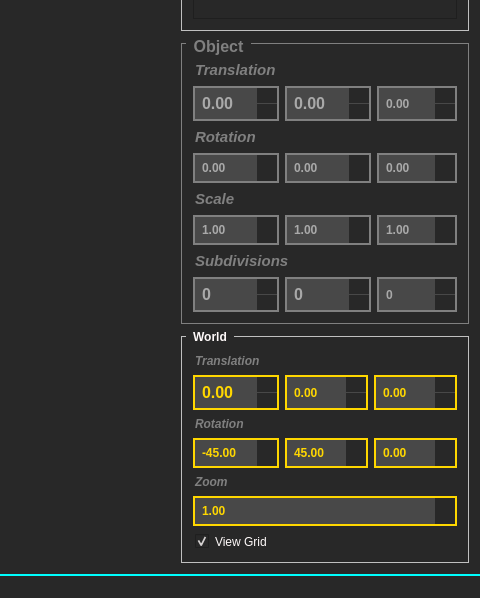
Above: src/mainwindow/mainwindow.ui from Adonis-Stavridis/Cubos before the change; both pictures show x 800 to 1280 and y 253 to 851 of the 1280 by 851 pixel window. Below: the same form after it.
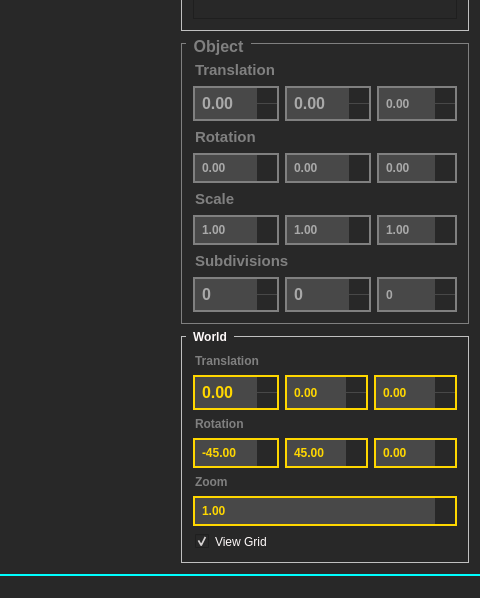
That is the form after the change. Icons and pictures are not drawn. Custom widgets are drawn as their Qt base class.

Diff of the .ui file:
```diff
--- a/src/mainwindow/mainwindow.ui
+++ b/src/mainwindow/mainwindow.ui
@@ -259,7 +259,6 @@
              <family>Ubuntu</family>
              <pointsize>11</pointsize>
              <weight>75</weight>
-             <italic>true</italic>
              <bold>true</bold>
              <underline>false</underline>
             </font>
@@ -288,7 +287,6 @@
              <family>Ubuntu</family>
              <pointsize>11</pointsize>
              <weight>75</weight>
-             <italic>true</italic>
              <bold>true</bold>
             </font>
            </property>
@@ -454,7 +452,6 @@
              <family>Ubuntu</family>
              <pointsize>11</pointsize>
              <weight>75</weight>
-             <italic>true</italic>
              <bold>true</bold>
             </font>
            </property>
@@ -595,7 +592,6 @@
              <family>Ubuntu</family>
              <pointsize>11</pointsize>
              <weight>75</weight>
-             <italic>true</italic>
              <bold>true</bold>
             </font>
            </property>
@@ -712,7 +708,6 @@
             <font>
              <family>Ubuntu</family>
              <weight>75</weight>
-             <italic>true</italic>
              <bold>true</bold>
             </font>
            </property>
@@ -793,7 +788,6 @@
             <font>
              <family>Ubuntu</family>
              <weight>75</weight>
-             <italic>true</italic>
              <bold>true</bold>
             </font>
            </property>
@@ -864,7 +858,6 @@
             <font>
              <family>Ubuntu</family>
              <weight>75</weight>
-             <italic>true</italic>
              <bold>true</bold>
             </font>
            </property>
```
